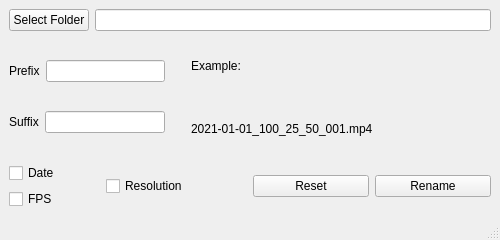
First picture: the form in Labeler/filelabeler.ui, repository GrigorySol/CodingPractice, before the edit.
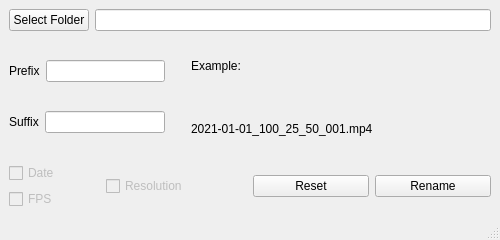
Second picture: the form after the edit.

Commit message:
Full functionality complited.
Added default_parameters function
Added check_checkers function
Modified scan_folder function

All buttons now work properly. Checkboxes anable only if the current
directory contains XML files.

Diff of the .ui file:
```diff
--- a/Labeler/filelabeler.ui
+++ b/Labeler/filelabeler.ui
@@ -153,6 +153,9 @@
          <layout class="QVBoxLayout" name="verticalLayout_2">
           <item>
            <widget class="QCheckBox" name="checkBox_Date">
+            <property name="enabled">
+             <bool>false</bool>
+            </property>
             <property name="text">
              <string>Date</string>
             </property>
@@ -160,6 +163,9 @@
           </item>
           <item>
            <widget class="QCheckBox" name="checkBox_FPS">
+            <property name="enabled">
+             <bool>false</bool>
+            </property>
             <property name="text">
              <string>FPS</string>
             </property>
@@ -171,6 +177,9 @@
          <layout class="QVBoxLayout" name="verticalLayout_3">
           <item>
            <widget class="QCheckBox" name="checkBox_Res">
+            <property name="enabled">
+             <bool>false</bool>
+            </property>
             <property name="text">
              <string>Resolution</string>
             </property>
```
The commit also changes 2 other files.
